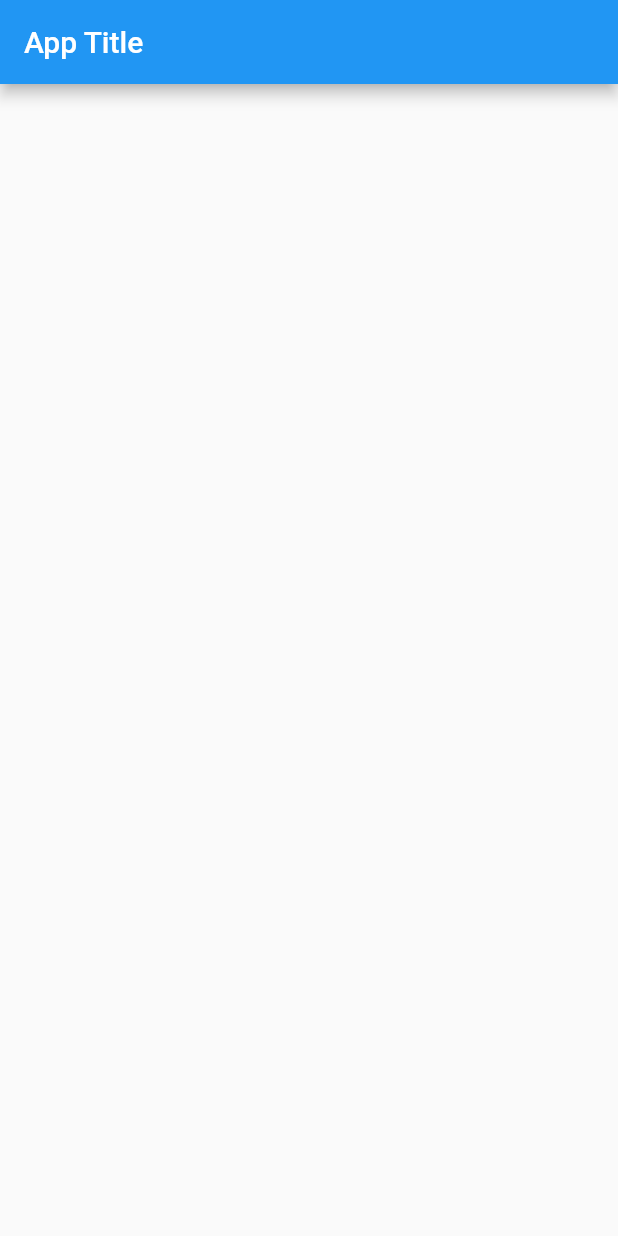
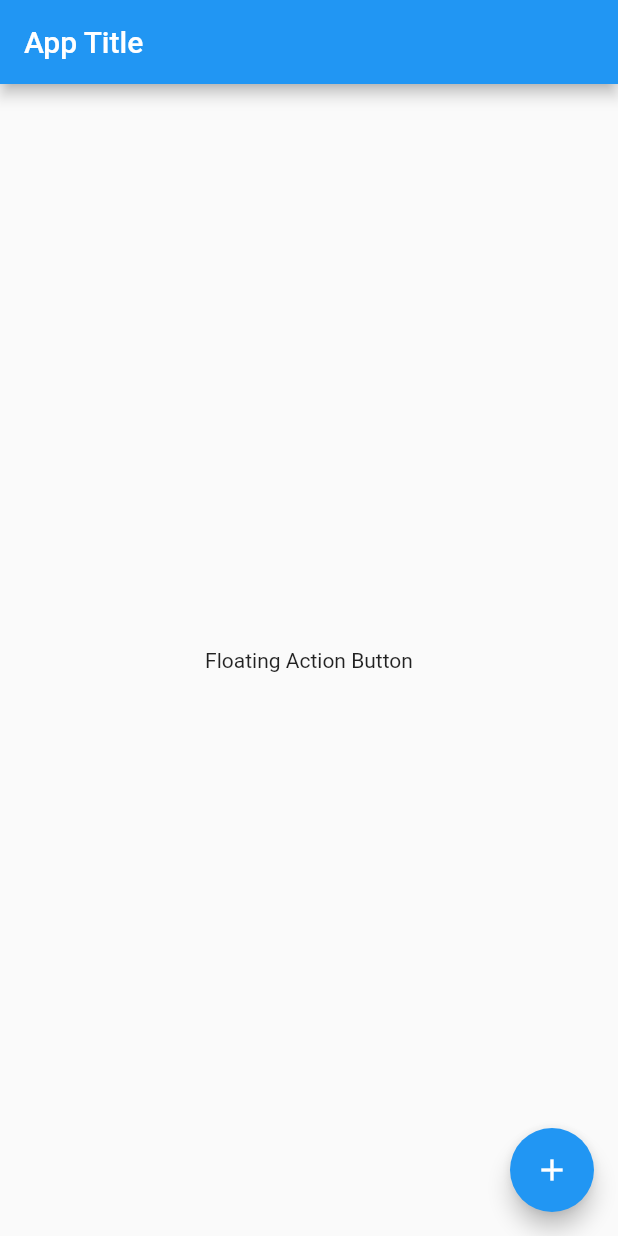
Before and after one commit to authuright/complete-flutter-app, a Flutter app: the screen it shows after launch, on a phone screen of 412 x 824 dp. Run offline on Flutter 3.47's test engine with Material 2 defaults, Android fonts, the phone set to English and light mode, and no system bars.

Commit message:
floating action btn

```diff
--- a/lib/main.dart
+++ b/lib/main.dart
@@ -1,4 +1,3 @@
-
 import 'package:flutter/material.dart';
 
 void main() {
@@ -32,7 +31,22 @@ class _MyHomePageState extends State<MyHomePage> {
         title: const Text("App Title"),
       ),
       body: const Center(
+        child: Text("Floating Action Button"),
       ),
+      floatingActionButton: FloatingActionButton(
+        onPressed: () {
+          print("Hello World");
+        },
+        child: Icon(Icons.add),
+      ),
+      // floatingActionButton: FloatingActionButton.extended(
+      //   label: Text("Add"),
+      //     icon: Icon(Icons.add),
+      //     onPressed: () {
+      //       print("Hello World");
+      //     },
+      //   ),
+      // floatingActionButtonLocation: FloatingActionButtonLocation.endFloat,
     );
   }
 }
```
Also changed, not shown: IMG_5513.PNG (added), IMG_5514.PNG (added).
